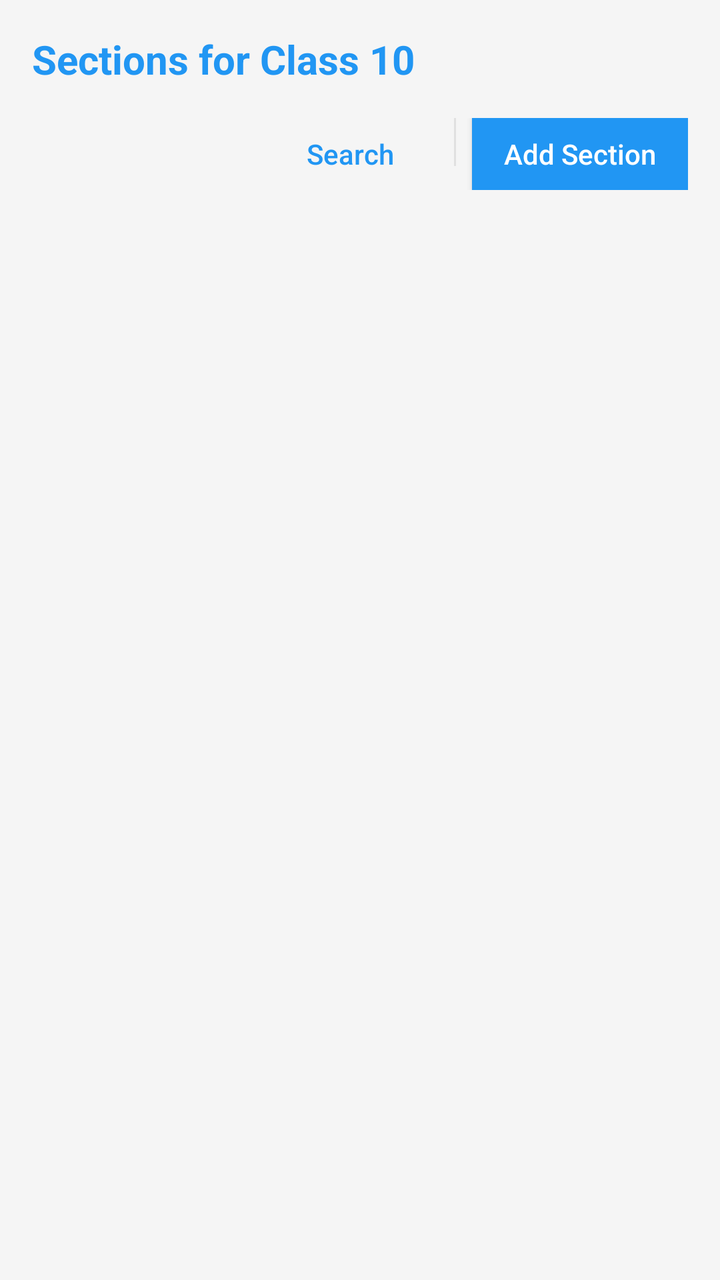
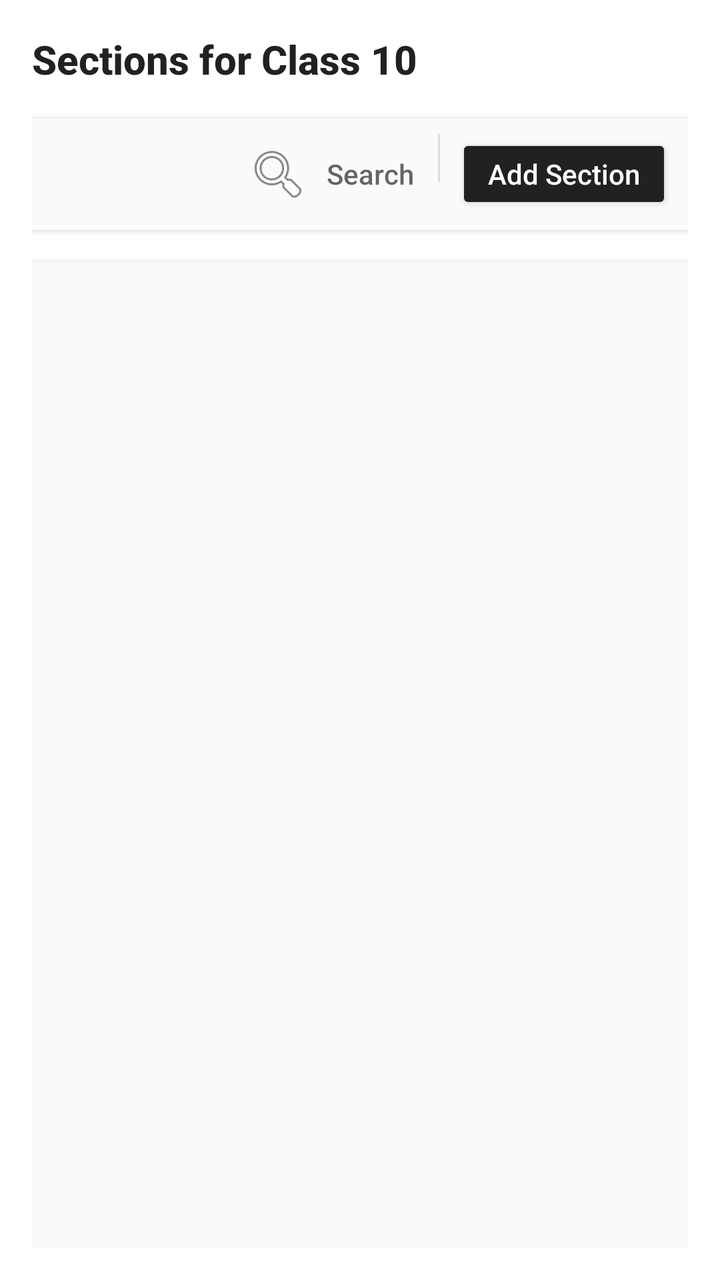

Compare the two renders of this Android layout. The source of the first and the diff that turns it into the second are given below.
<!-- AndroidManifest.xml: application theme Theme.AppCompat.Light.DarkActionBar -->
<!-- res/layout/activity_manage_sections.xml -->
<?xml version="1.0" encoding="utf-8"?>
<LinearLayout xmlns:android="http://schemas.android.com/apk/res/android"
    android:layout_width="match_parent"
    android:layout_height="match_parent"
    android:orientation="vertical"
    android:background="#F5F5F5"
    android:padding="16dp">

    
    <TextView
        android:id="@+id/textViewSelectedClass"
        android:layout_width="match_parent"
        android:layout_height="wrap_content"
        android:text="Sections for Class 10"
        android:textColor="#2196F3"
        android:textSize="20sp"
        android:textStyle="bold"
        android:paddingBottom="16dp" />

    
    <LinearLayout
        android:layout_width="match_parent"
        android:layout_height="wrap_content"
        android:orientation="horizontal"
        android:gravity="end"
        android:layout_marginBottom="16dp">

        <Button
            android:id="@+id/btnSearchSection"
            android:layout_width="wrap_content"
            android:layout_height="36dp"
            android:text="Search"
            android:textColor="#2196F3"
            android:background="@android:color/transparent"
            android:textAllCaps="false"
            android:textSize="14sp" />

        <View
            android:layout_width="1dp"
            android:layout_height="24dp"
            android:background="#E0E0E0"
            android:layout_marginHorizontal="8dp"/>

        <Button
            android:id="@+id/btnAddSection"
            android:layout_width="wrap_content"
            android:layout_height="36dp"
            android:text="Add Section"
            android:textColor="#FFFFFF"
            android:background="#2196F3"
            android:paddingStart="16dp"
            android:paddingEnd="16dp"
            android:textAllCaps="false"
            android:textSize="14sp" />
    </LinearLayout>

    
    <androidx.recyclerview.widget.RecyclerView
        android:id="@+id/recyclerViewSections"
        android:layout_width="match_parent"
        android:layout_height="0dp"
        android:layout_weight="1"
        android:clipToPadding="false"
        android:paddingBottom="8dp"/>

    
    <TextView
        android:id="@+id/textNoSectionsFound"
        android:layout_width="match_parent"
        android:layout_height="wrap_content"
        android:text="No Sections Found"
        android:textAlignment="center"
        android:textColor="#9E9E9E"
        android:textSize="16sp"
        android:layout_marginTop="32dp"
        android:visibility="gone" />
</LinearLayout>
<!-- resources referenced by this layout -->
<resources>

</resources>

<!-- the commit's change to res/layout/activity_manage_sections.xml (unified diff, before → after) -->
@@ -3,7 +3,7 @@
     android:layout_width="match_parent"
     android:layout_height="match_parent"
     android:orientation="vertical"
-    android:background="#F5F5F5"
+    android:background="?android:attr/colorBackgroundFloating"
     android:padding="16dp">
 
     
@@ -12,10 +12,11 @@
         android:layout_width="match_parent"
         android:layout_height="wrap_content"
         android:text="Sections for Class 10"
-        android:textColor="#2196F3"
+        android:textColor="?android:attr/textColorPrimary"
         android:textSize="20sp"
         android:textStyle="bold"
-        android:paddingBottom="16dp" />
+        android:paddingBottom="16dp"
+        android:fontFamily="sans-serif-medium"/>
 
     
     <LinearLayout
@@ -23,35 +24,42 @@
         android:layout_height="wrap_content"
         android:orientation="horizontal"
         android:gravity="end"
+        android:background="?android:attr/colorBackground"
+        android:elevation="2dp"
+        android:padding="8dp"
         android:layout_marginBottom="16dp">
 
         <Button
-            android:id="@+id/btnSearchSection"
-            android:layout_width="wrap_content"
-            android:layout_height="36dp"
-            android:text="Search"
-            android:textColor="#2196F3"
-            android:background="@android:color/transparent"
-            android:textAllCaps="false"
-            android:textSize="14sp" />
+    android:id="@+id/btnSearchSection"
+    android:layout_width="wrap_content"
+    android:layout_height="34dp"
+    android:text="Search"
+    android:textColor="?android:attr/textColorSecondary"
+    android:background="?attr/selectableItemBackgroundBorderless"
+    android:textAllCaps="false"
+    android:textSize="14sp"
+    style="@style/Widget.AppCompat.Button.Borderless"
+    android:drawableStart="@android:drawable/ic_menu_search"
+    android:drawablePadding="4dp"/>
 
         <View
             android:layout_width="1dp"
             android:layout_height="24dp"
-            android:background="#E0E0E0"
+            android:background="?android:attr/colorControlHighlight"
             android:layout_marginHorizontal="8dp"/>
 
         <Button
             android:id="@+id/btnAddSection"
             android:layout_width="wrap_content"
-            android:layout_height="36dp"
+            android:layout_height="40dp"
             android:text="Add Section"
-            android:textColor="#FFFFFF"
-            android:background="#2196F3"
+            android:textColor="@android:color/white"
+            android:backgroundTint="?android:attr/colorPrimary"
             android:paddingStart="16dp"
             android:paddingEnd="16dp"
             android:textAllCaps="false"
-            android:textSize="14sp" />
+            android:textSize="14sp"
+            style="@style/Widget.AppCompat.Button.Colored"/>
     </LinearLayout>
 
     
@@ -61,7 +69,9 @@
         android:layout_height="0dp"
         android:layout_weight="1"
         android:clipToPadding="false"
-        android:paddingBottom="8dp"/>
+        android:padding="8dp"
+        android:background="?android:attr/colorBackground"
+        android:elevation="2dp"/>
 
     
     <TextView
@@ -70,8 +80,9 @@
         android:layout_height="wrap_content"
         android:text="No Sections Found"
         android:textAlignment="center"
-        android:textColor="#9E9E9E"
+        android:textColor="?android:attr/textColorHint"
         android:textSize="16sp"
         android:layout_marginTop="32dp"
-        android:visibility="gone" />
+        android:visibility="gone"
+        android:fontFamily="sans-serif"/>
 </LinearLayout>
